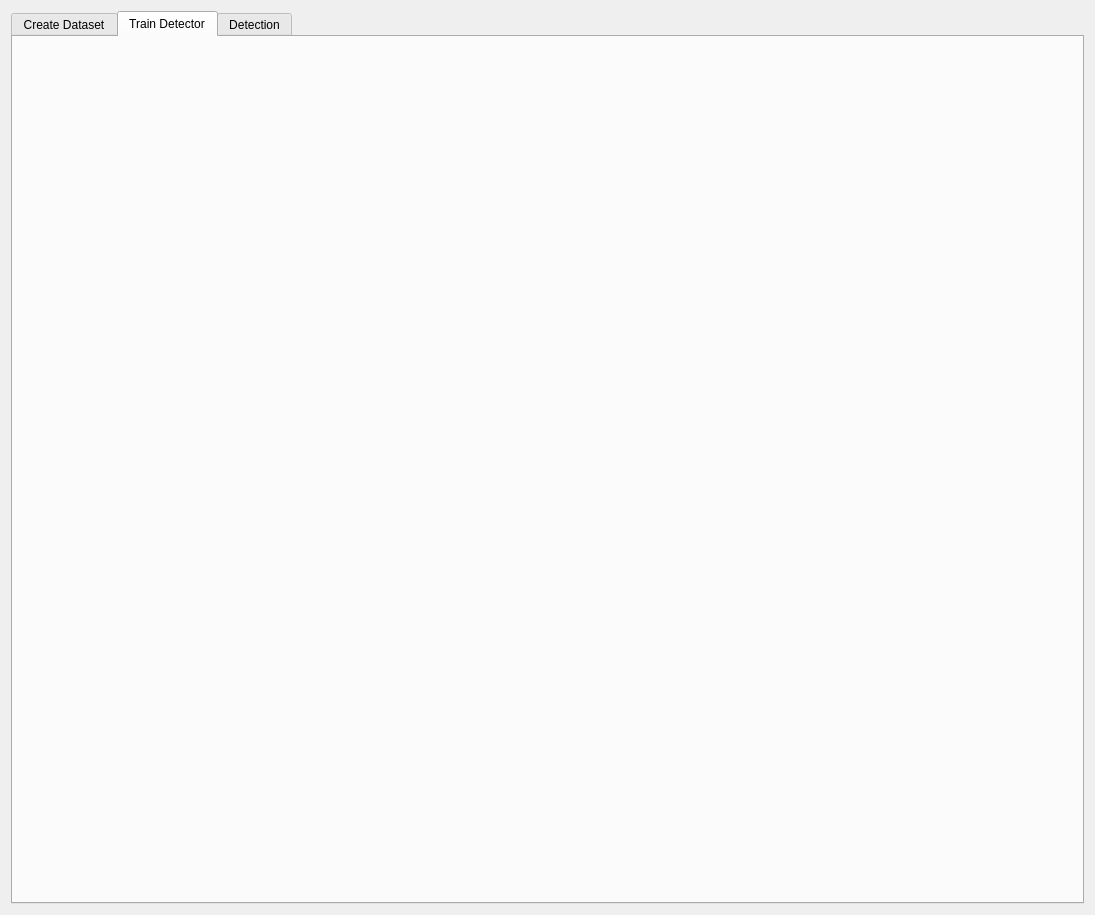
Before: the Qt Designer form object_detection_dialog_base.ui in rithvikvs/object_detection, drawn with Qt 5.
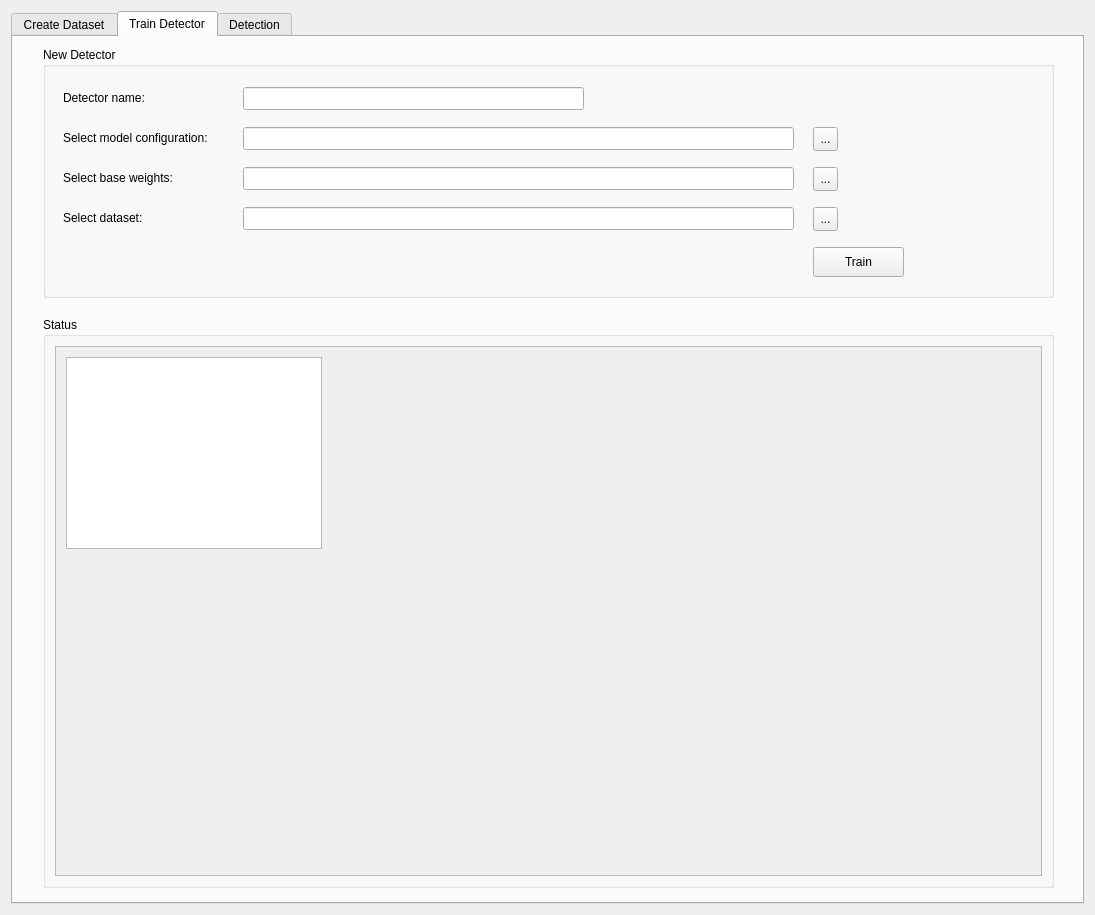
After: the same form once the commit is applied. The open tabs and pages were chosen to show the change.

Commit message: Added detection functionality.

Diff of the .ui file:
```diff
--- a/object_detection_dialog_base.ui
+++ b/object_detection_dialog_base.ui
@@ -329,6 +329,233 @@
         <attribute name="title">
          <string>Train Detector</string>
         </attribute>
+        <widget class="QGroupBox" name="groupBoxDataset_2">
+         <property name="geometry">
+          <rect>
+           <x>30</x>
+           <y>10</y>
+           <width>1011</width>
+           <height>251</height>
+          </rect>
+         </property>
+         <property name="title">
+          <string>New Detector</string>
+         </property>
+         <widget class="QLabel" name="labelDatasetName_2">
+          <property name="geometry">
+           <rect>
+            <x>20</x>
+            <y>40</y>
+            <width>111</width>
+            <height>21</height>
+           </rect>
+          </property>
+          <property name="text">
+           <string>Detector name: </string>
+          </property>
+         </widget>
+         <widget class="QLineEdit" name="lineEditDetectorName">
+          <property name="geometry">
+           <rect>
+            <x>200</x>
+            <y>40</y>
+            <width>341</width>
+            <height>23</height>
+           </rect>
+          </property>
+         </widget>
+         <widget class="QLineEdit" name="lineEditModelConfig">
+          <property name="geometry">
+           <rect>
+            <x>200</x>
+            <y>80</y>
+            <width>551</width>
+            <height>23</height>
+           </rect>
+          </property>
+          <property name="readOnly">
+           <bool>true</bool>
+          </property>
+         </widget>
+         <widget class="QLabel" name="label_3">
+          <property name="geometry">
+           <rect>
+            <x>20</x>
+            <y>80</y>
+            <width>171</width>
+            <height>21</height>
+           </rect>
+          </property>
+          <property name="text">
+           <string>Select model configuration:</string>
+          </property>
+         </widget>
+         <widget class="QToolButton" name="toolButtonModelConfig">
+          <property name="geometry">
+           <rect>
+            <x>770</x>
+            <y>80</y>
+            <width>25</width>
+            <height>24</height>
+           </rect>
+          </property>
+          <property name="text">
+           <string>...</string>
+          </property>
+         </widget>
+         <widget class="QLabel" name="label_7">
+          <property name="geometry">
+           <rect>
+            <x>20</x>
+            <y>120</y>
+            <width>171</width>
+            <height>21</height>
+           </rect>
+          </property>
+          <property name="text">
+           <string>Select base weights:</string>
+          </property>
+         </widget>
+         <widget class="QToolButton" name="toolButtonBaseWeights">
+          <property name="geometry">
+           <rect>
+            <x>770</x>
+            <y>120</y>
+            <width>25</width>
+            <height>24</height>
+           </rect>
+          </property>
+          <property name="text">
+           <string>...</string>
+          </property>
+         </widget>
+         <widget class="QLineEdit" name="lineEditBaseWeights">
+          <property name="geometry">
+           <rect>
+            <x>200</x>
+            <y>120</y>
+            <width>551</width>
+            <height>23</height>
+           </rect>
+          </property>
+          <property name="readOnly">
+           <bool>true</bool>
+          </property>
+         </widget>
+         <widget class="QLineEdit" name="lineEditDataset">
+          <property name="geometry">
+           <rect>
+            <x>200</x>
+            <y>160</y>
+            <width>551</width>
+            <height>23</height>
+           </rect>
+          </property>
+          <property name="readOnly">
+           <bool>true</bool>
+          </property>
+         </widget>
+         <widget class="QToolButton" name="toolButtonDataset">
+          <property name="geometry">
+           <rect>
+            <x>770</x>
+            <y>160</y>
+            <width>25</width>
+            <height>24</height>
+           </rect>
+          </property>
+          <property name="text">
+           <string>...</string>
+          </property>
+         </widget>
+         <widget class="QLabel" name="label_8">
+          <property name="geometry">
+           <rect>
+            <x>20</x>
+            <y>160</y>
+            <width>171</width>
+            <height>21</height>
+           </rect>
+          </property>
+          <property name="text">
+           <string>Select dataset:</string>
+          </property>
+         </widget>
+         <widget class="QPushButton" name="pushButtonTrain">
+          <property name="geometry">
+           <rect>
+            <x>770</x>
+            <y>200</y>
+            <width>91</width>
+            <height>30</height>
+           </rect>
+          </property>
+          <property name="text">
+           <string>Train</string>
+          </property>
+         </widget>
+        </widget>
+        <widget class="QGroupBox" name="groupBox_2">
+         <property name="geometry">
+          <rect>
+           <x>30</x>
+           <y>280</y>
+           <width>1011</width>
+           <height>571</height>
+          </rect>
+         </property>
+         <property name="title">
+          <string>Status</string>
+         </property>
+         <layout class="QGridLayout" name="gridLayout_6">
+          <item row="0" column="0">
+           <widget class="QScrollArea" name="scrollArea_2">
+            <property name="autoFillBackground">
+             <bool>false</bool>
+            </property>
+            <property name="sizeAdjustPolicy">
+             <enum>QAbstractScrollArea::AdjustToContents</enum>
+            </property>
+            <property name="widgetResizable">
+             <bool>true</bool>
+            </property>
+            <widget class="QWidget" name="scrollAreaWidgetContents_2">
+             <property name="geometry">
+              <rect>
+               <x>0</x>
+               <y>0</y>
+               <width>98</width>
+               <height>90</height>
+              </rect>
+             </property>
+             <layout class="QGridLayout" name="gridLayout_2">
+              <property name="sizeConstraint">
+               <enum>QLayout::SetFixedSize</enum>
+              </property>
+              <property name="leftMargin">
+               <number>10</number>
+              </property>
+              <property name="topMargin">
+               <number>10</number>
+              </property>
+              <property name="rightMargin">
+               <number>10</number>
+              </property>
+              <property name="bottomMargin">
+               <number>10</number>
+              </property>
+              <property name="spacing">
+               <number>5</number>
+              </property>
+              <item row="0" column="0">
+               <widget class="QTextBrowser" name="textBrowser"/>
+              </item>
+             </layout>
+            </widget>
+           </widget>
+          </item>
+         </layout>
+        </widget>
        </widget>
        <widget class="QWidget" name="tab_3">
         <property name="layoutDirection">
```
Left out of the diff: 186 changed lines with no effect on the pictures. The commit also changes 6 other files.
